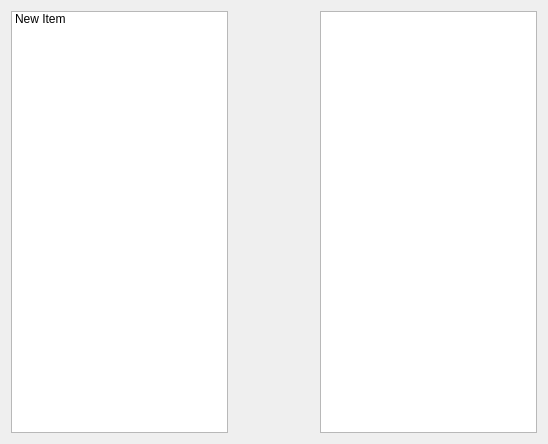
Above: AudioTagger/selection_list.ui from Vin985/AudioTagger before the change. Below: the same form after it.
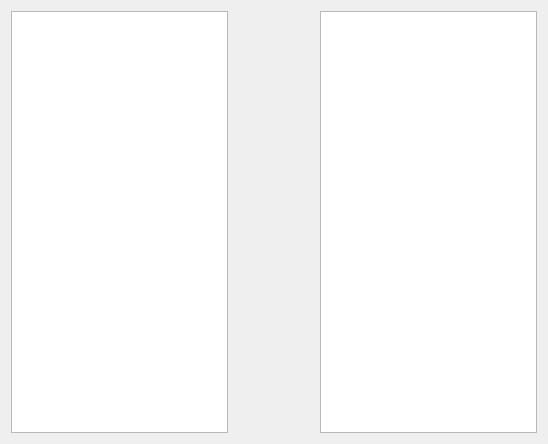
That is the form after the change. Icons and pictures are not drawn.

The edit to the form file:
```diff
--- a/AudioTagger/selection_list.ui
+++ b/AudioTagger/selection_list.ui
@@ -15,13 +15,7 @@
   </property>
   <layout class="QHBoxLayout" name="horizontalLayout">
    <item>
-    <widget class="QListWidget" name="list_src">
-     <item>
-      <property name="text">
-       <string>New Item</string>
-      </property>
-     </item>
-    </widget>
+    <widget class="QListWidget" name="list_src"/>
    </item>
    <item>
     <layout class="QVBoxLayout" name="verticalLayout">
```
